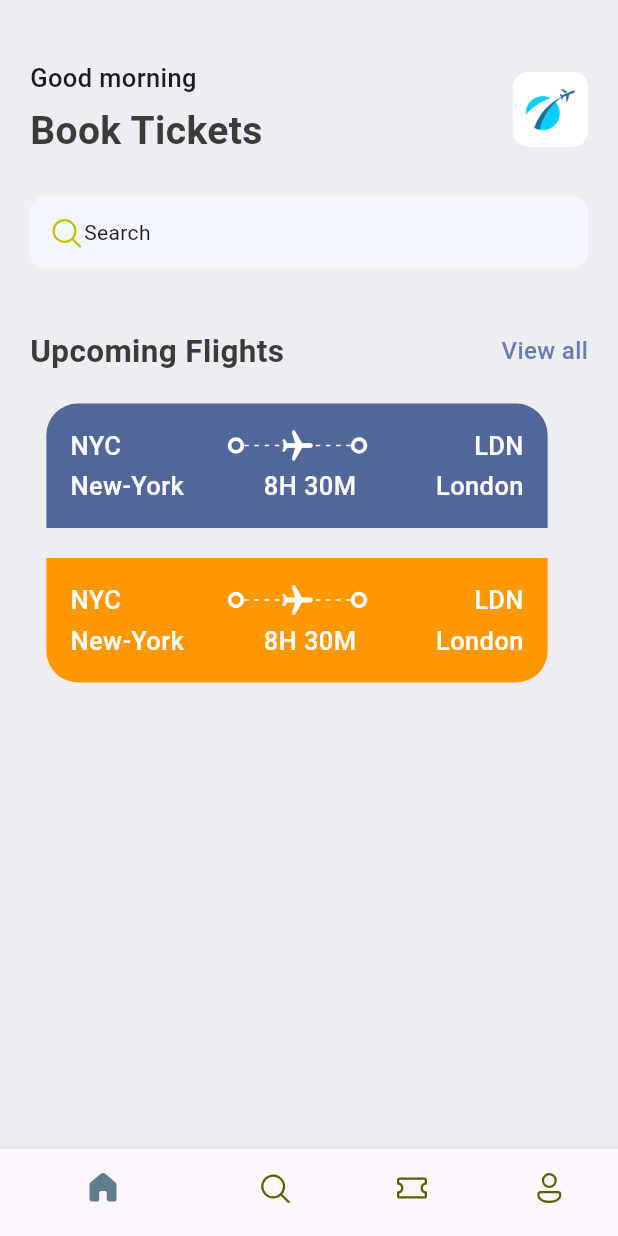
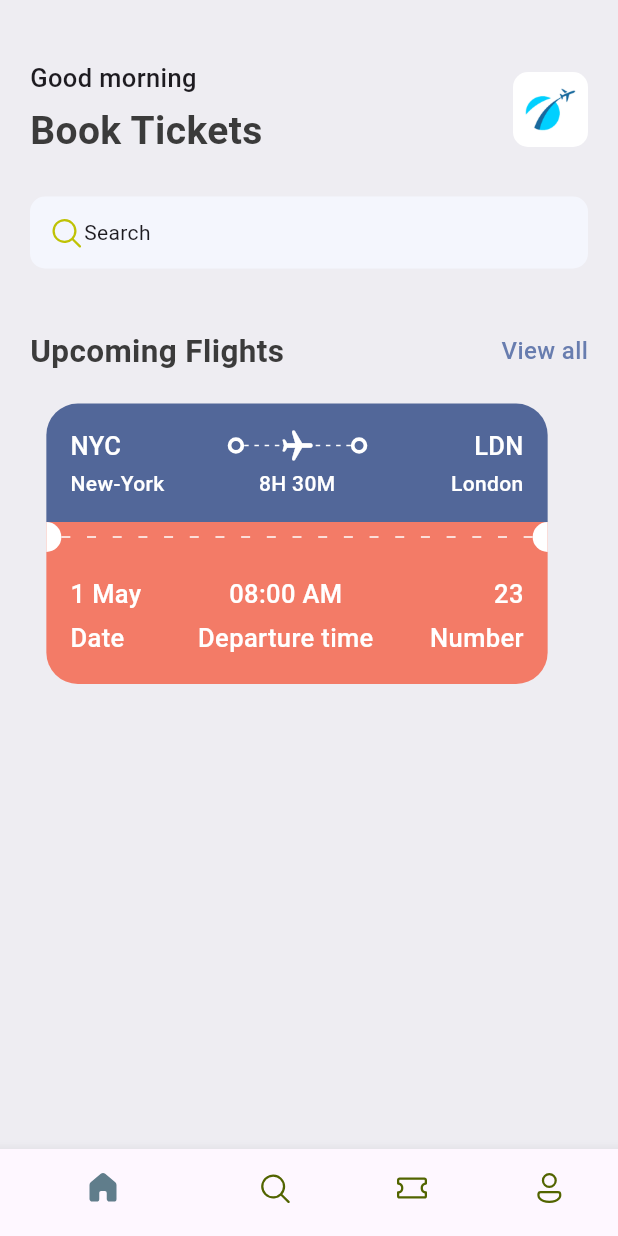
Before and after one commit to Sammyadj/ticket-app, a Flutter app: the screen it shows after launch, on a phone screen of 412 x 824 dp. Run offline on Flutter 3.47's test engine with Material 3 defaults, Android fonts, the phone set to English and light mode, and no system bars; our stand-ins replace fluentui_icons.

Commit message:
Ticket complete

```diff
--- a/lib/base/res/styles/app_styles.dart
+++ b/lib/base/res/styles/app_styles.dart
@@ -7,6 +7,7 @@ class AppStyles {
   static Color bgColor = const Color(0xFFeeedf2);
   static Color textColor = const Color(0xFF3b3b3b);
   static Color ticketBlue = const Color(0xFF526799);
+  static Color ticketOrange = const Color(0xFFF37B67);
   static TextStyle textStyle = TextStyle(
     fontSize: 16,
     fontWeight: FontWeight.w500,
@@ -27,4 +28,8 @@ class AppStyles {
     fontSize: 17,
     fontWeight: FontWeight.w500,
   );
+  static TextStyle headLineStyle4 = const TextStyle(
+    fontSize: 14,
+    fontWeight: FontWeight.w500,
+  );
 }
--- /dev/null
+++ b/lib/base/widgets/app_column_text_layout.dart
@@ -0,0 +1,26 @@
+import 'package:flutter/cupertino.dart';
+import 'package:ticket_app/base/widgets/text_style_third.dart';
+
+class AppColumnTextLayout extends StatelessWidget {
+  final String topText;
+  final String bottomText;
+  final CrossAxisAlignment alignment;
+  const AppColumnTextLayout({
+    super.key,
+    required this.topText,
+    required this.bottomText,
+    required this.alignment,
+  });
+
+  @override
+  Widget build(BuildContext context) {
+    return Column(
+      crossAxisAlignment: alignment,
+      children: [
+        TextStyleThird(text: topText),
+        const SizedBox(height: 5),
+        TextStyleThird(text: bottomText),
+      ],
+    );
+  }
+}
--- a/lib/base/widgets/app_layoutbuilder_widget.dart
+++ b/lib/base/widgets/app_layoutbuilder_widget.dart
@@ -1,24 +1,28 @@
-import 'package:flutter/cupertino.dart';
 import 'package:flutter/material.dart';
 
 class AppLayoutbuilderWidget extends StatelessWidget {
   final int randomDivider;
-  const AppLayoutbuilderWidget({super.key, required this.randomDivider});
+  final double width;
+  const AppLayoutbuilderWidget({
+    super.key,
+    required this.randomDivider,
+    this.width = 3,
+  });
 
   @override
   Widget build(BuildContext context) {
     return LayoutBuilder(
       builder: (BuildContext context, BoxConstraints constraints) {
-        print("${(constraints.constrainWidth() / randomDivider).floor()}");
+        // print("${(constraints.constrainWidth() / randomDivider).floor()}");
         return Flex(
           mainAxisAlignment: MainAxisAlignment.spaceBetween,
           direction: Axis.horizontal,
           children: List.generate(
             (constraints.constrainWidth() / randomDivider).floor(),
-            (index) => const SizedBox(
-              width: 3,
+            (index) => SizedBox(
+              width: width,
               height: 1,
-              child: DecoratedBox(
+              child: const DecoratedBox(
                 decoration: BoxDecoration(color: Colors.white),
               ),
             ),
--- /dev/null
+++ b/lib/base/widgets/big_circle.dart
@@ -0,0 +1,29 @@
+import 'package:flutter/material.dart';
+
+class BigCircle extends StatelessWidget {
+  final bool isRight;
+  const BigCircle({super.key, required this.isRight});
+
+  @override
+  Widget build(BuildContext context) {
+    return SizedBox(
+      width: 10,
+      height: 20,
+      child: DecoratedBox(
+        decoration: BoxDecoration(
+          color: Colors.white,
+          borderRadius:
+              isRight
+                  ? const BorderRadius.only(
+                    topLeft: Radius.circular(10),
+                    bottomLeft: Radius.circular(10),
+                  )
+                  : const BorderRadius.only(
+                    topRight: Radius.circular(10),
+                    bottomRight: Radius.circular(10),
+                  ),
+        ),
+      ),
+    );
+  }
+}
--- /dev/null
+++ b/lib/base/widgets/text_style_fourth.dart
@@ -0,0 +1,22 @@
+import 'package:flutter/material.dart';
+
+import '../res/styles/app_styles.dart';
+
+class TextStyleFourth extends StatelessWidget {
+  final String text;
+  final TextAlign align;
+  const TextStyleFourth({
+    super.key,
+    required this.text,
+    this.align = TextAlign.start,
+  });
+
+  @override
+  Widget build(BuildContext context) {
+    return Text(
+      text,
+      textAlign: align,
+      style: AppStyles.headLineStyle4.copyWith(color: Colors.white),
+    );
+  }
+}
--- /dev/null
+++ b/lib/base/widgets/text_style_third.dart
@@ -0,0 +1,16 @@
+import 'package:flutter/material.dart';
+
+import '../res/styles/app_styles.dart';
+
+class TextStyleThird extends StatelessWidget {
+  final String text;
+  const TextStyleThird({super.key, required this.text});
+
+  @override
+  Widget build(BuildContext context) {
+    return Text(
+      text,
+      style: AppStyles.headLineStyle3.copyWith(color: Colors.white),
+    );
+  }
+}
--- a/lib/base/widgets/ticket_view.dart
+++ b/lib/base/widgets/ticket_view.dart
@@ -1,7 +1,11 @@
 import 'package:flutter/material.dart';
 import 'package:ticket_app/base/res/styles/app_styles.dart';
+import 'package:ticket_app/base/widgets/app_column_text_layout.dart';
 import 'package:ticket_app/base/widgets/app_layoutbuilder_widget.dart';
+import 'package:ticket_app/base/widgets/big_circle.dart';
 import 'package:ticket_app/base/widgets/big_dot.dart';
+import 'package:ticket_app/base/widgets/text_style_fourth.dart';
+import 'package:ticket_app/base/widgets/text_style_third.dart';
 
 class TicketView extends StatelessWidget {
   const TicketView({super.key});
@@ -16,6 +20,7 @@ class TicketView extends StatelessWidget {
         margin: const EdgeInsets.only(right: 16),
         child: Column(
           children: [
+            // Blue part of the ticket
             Container(
               padding: const EdgeInsets.all(16),
               decoration: BoxDecoration(
@@ -30,12 +35,7 @@ class TicketView extends StatelessWidget {
                   //show departure and destination with icons first line
                   Row(
                     children: [
-                      Text(
-                        "NYC",
-                        style: AppStyles.headLineStyle3.copyWith(
-                          color: Colors.white,
-                        ),
-                      ),
+                      const TextStyleThird(text: 'NYC'),
                       Expanded(child: Container()),
                       const BigDot(),
                       Expanded(
@@ -59,36 +59,25 @@ class TicketView extends StatelessWidget {
                       ),
                       const BigDot(),
                       Expanded(child: Container()),
-                      Text(
-                        "LDN",
-                        style: AppStyles.headLineStyle3.copyWith(
-                          color: Colors.white,
-                        ),
-                      ),
+                      const TextStyleThird(text: "LDN"),
                     ],
                   ),
                   // show departure and destination names with time
                   const SizedBox(height: 3),
                   Row(
                     children: [
-                      Text(
-                        "New-York",
-                        style: AppStyles.headLineStyle3.copyWith(
-                          color: Colors.white,
-                        ),
+                      const SizedBox(
+                        width: 100,
+                        child: TextStyleFourth(text: "New-York"),
                       ),
                       Expanded(child: Container()),
-                      Text(
-                        "8H 30M",
-                        style: AppStyles.headLineStyle3.copyWith(
-                          color: Colors.white,
-                        ),
-                      ),
+                      const TextStyleFourth(text: "8H 30M"),
                       Expanded(child: Container()),
-                      Text(
-                        "London",
-                        style: AppStyles.headLineStyle3.copyWith(
-                          color: Colors.white,
+                      const SizedBox(
+                        width: 100,
+                        child: TextStyleFourth(
+                          text: "London",
+                          align: TextAlign.end,
                         ),
                       ),
                     ],
@@ -96,84 +85,54 @@ class TicketView extends StatelessWidget {
                 ],
               ),
             ),
-            Container(height: 20),
+            // Circles and Dots
+            Container(
+              height: 20,
+              color: AppStyles.ticketOrange,
+              child: const Row(
+                children: [
+                  BigCircle(isRight: false),
+                  Expanded(
+                    child: AppLayoutbuilderWidget(randomDivider: 16, width: 6),
+                  ),
+                  BigCircle(isRight: true),
+                ],
+              ),
+            ),
+            // Orange part of the ticket
             Container(
               padding: const EdgeInsets.all(16),
-              decoration: const BoxDecoration(
-                color: Colors.orange,
-                borderRadius: BorderRadius.only(
+              decoration: BoxDecoration(
+                color: AppStyles.ticketOrange,
+                borderRadius: const BorderRadius.only(
                   bottomLeft: Radius.circular(21),
                   bottomRight: Radius.circular(21),
                 ),
               ),
-              child: Column(
+              child: const Column(
                 children: [
                   //show departure and destination with icons first line
                   Row(
+                    mainAxisAlignment: MainAxisAlignment.spaceBetween,
                     children: [
-                      Text(
-                        "NYC",
-                        style: AppStyles.headLineStyle3.copyWith(
-                          color: Colors.white,
-                        ),
+                      AppColumnTextLayout(
+                        topText: "1 May",
+                        bottomText: "Date",
+                        alignment: CrossAxisAlignment.start,
                       ),
-                      Expanded(child: Container()),
-                      const BigDot(),
-                      Expanded(
-                        child: Stack(
-                          children: [
-                            const SizedBox(
-                              height: 24,
-                              child: AppLayoutbuilderWidget(randomDivider: 6),
-                            ),
-                            Center(
-                              child: Transform.rotate(
-                                angle: 1.57,
-                                child: const Icon(
-                                  Icons.local_airport_rounded,
-                                  color: Colors.white,
-                                ),
-                              ),
-                            ),
-                          ],
-                        ),
+                      AppColumnTextLayout(
+                        topText: "08:00 AM",
+                        bottomText: "Departure time",
+                        alignment: CrossAxisAlignment.center,
                       ),
-                      const BigDot(),
-                      Expanded(child: Container()),
-                      Text(
-                        "LDN",
-                        style: AppStyles.headLineStyle3.copyWith(
-                          color: Colors.white,
-                        ),
+                      AppColumnTextLayout(
+                        topText: "23",
+                        bottomText: "Number",
+                        alignment: CrossAxisAlignment.end,
                       ),
                     ],
                   ),
-                  // show departure and destination names with time
-                  const SizedBox(height: 3),
-                  Row(
-                    children: [
-                      Text(
-                        "New-York",
-                        style: AppStyles.headLineStyle3.copyWith(
-                          color: Colors.white,
-                        ),
-                      ),
-                      Expanded(child: Container()),
-                      Text(
-                        "8H 30M",
-                        style: AppStyles.headLineStyle3.copyWith(
-                          color: Colors.white,
-                        ),
-                      ),
-                      Expanded(child: Container()),
-                      Text(
-                        "London",
-                        style: AppStyles.headLineStyle3.copyWith(
-                          color: Colors.white,
-                        ),
-                      ),
-                    ],
-                  ),
+                  SizedBox(height: 3),
                 ],
               ),
             ),
```
Also changed, not shown: lib/base/utils/all_json.dart (added).
